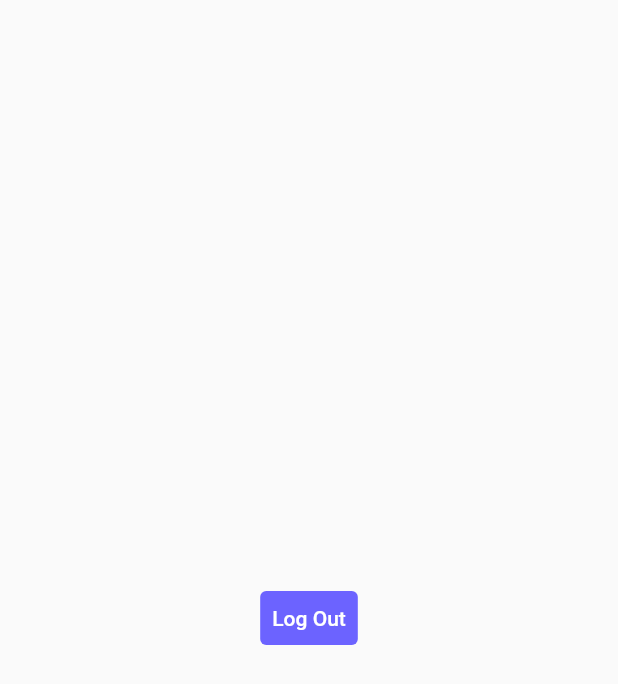
After one commit to moradiyajay/chat_app, a Flutter app: the screen it shows once a user with an empty profile is signed in, after a tap on "Log Out", on a phone screen of 412 x 824 dp. The commit adds this screen. Shown: the top 684 px of the screen. Run offline on Flutter 3.47's test engine with Material 2 defaults, Android fonts, the phone set to English and light mode, and no system bars; our stand-ins replace firebase_auth, firebase_core, flutter_svg, google_sign_in; accounts and stored records are empty.

Commit message:
added home screen and provide packge, Solve google sign in bug

```diff
--- a/lib/firebase/firebase_service.dart
+++ b/lib/firebase/firebase_service.dart
@@ -1,12 +1,14 @@
 import 'dart:async';
 
 import 'package:firebase_auth/firebase_auth.dart';
+import 'package:flutter/cupertino.dart';
 import 'package:google_sign_in/google_sign_in.dart';
 
-class FirebaseService {
+class FirebaseServiceProvider with ChangeNotifier {
   GoogleSignInAccount? _user;
 
   GoogleSignInAccount get user => _user!;
+
   final FirebaseAuth _auth = FirebaseAuth.instance;
   final GoogleSignIn _googleSignIn = GoogleSignIn();
 
@@ -24,14 +26,18 @@ class FirebaseService {
         idToken: googleSignInAuthentication.idToken,
       );
       await _auth.signInWithCredential(credential);
-    } on FirebaseAuthException catch (e) {
-      print(e.message);
-      throw e;
+      notifyListeners();
+    } on FirebaseAuthException {
+      notifyListeners();
+      rethrow;
     }
   }
 
-  Future<void> signOutFromGoogle() async {
-    await _googleSignIn.signOut();
+  Future<void> signOut() async {
+    if (await _googleSignIn.isSignedIn()) {
+      await _googleSignIn.disconnect();
+    }
     await _auth.signOut();
+    notifyListeners();
   }
 }
--- a/lib/main.dart
+++ b/lib/main.dart
@@ -1,5 +1,6 @@
 // ignore_for_file: prefer_const_constructors
 import 'package:chat_app/firebase/firebase_service.dart';
+import 'package:chat_app/screens/home_screen.dart';
 import 'package:flutter/material.dart';
 import 'package:provider/provider.dart';
 import 'package:firebase_core/firebase_core.dart';
@@ -11,7 +12,12 @@ import 'screens/register_screen.dart';
 void main() async {
   WidgetsFlutterBinding.ensureInitialized();
   await Firebase.initializeApp();
-  runApp(MyApp());
+  runApp(
+    ChangeNotifierProvider(
+      create: (_) => FirebaseServiceProvider(),
+      child: MyApp(),
+    ),
+  );
 }
 
 class MyApp extends StatelessWidget {
@@ -40,9 +46,11 @@ class MyApp extends StatelessWidget {
         ),
       ),
       routes: {
-        startScreen.routename: (ctx) => startScreen(),
-        LogInScreen.routeName: (context) => LogInScreen(),
-        RegisterScreen.routeName: (context) => RegisterScreen(),
+        '/': (ctx) => HomeScreen(),
+        // '/': (ctx) => StartScreen(),
+        StartScreen.routename: (ctx) => StartScreen(),
+        LogInScreen.routeName: (ctx) => LogInScreen(),
+        RegisterScreen.routeName: (ctx) => RegisterScreen(),
       },
     );
   }
--- /dev/null
+++ b/lib/screens/chat_room_screen.dart
@@ -0,0 +1,23 @@
+// ignore_for_file: prefer_const_constructors
+
+import 'package:chat_app/firebase/firebase_service.dart';
+import 'package:flutter/material.dart';
+import 'package:provider/provider.dart';
+
+class ChatRoomScreen extends StatelessWidget {
+  @override
+  Widget build(BuildContext context) {
+    FirebaseServiceProvider firebaseServiceProvider =
+        Provider.of<FirebaseServiceProvider>(context, listen: false);
+    return Scaffold(
+      body: Center(
+        child: TextButton(
+          child: Text('Log Out', style: TextStyle(color: Colors.white)),
+          onPressed: () async {
+            await firebaseServiceProvider.signOut();
+          },
+        ),
+      ),
+    );
+  }
+}
--- /dev/null
+++ b/lib/screens/home_screen.dart
@@ -0,0 +1,32 @@
+// ignore_for_file: prefer_const_constructors, curly_braces_in_flow_control_structures
+
+import 'package:flutter/material.dart';
+
+import 'package:chat_app/screens/chat_room_screen.dart';
+import 'package:chat_app/screens/start_screen.dart';
+import 'package:firebase_auth/firebase_auth.dart';
+
+class HomeScreen extends StatelessWidget {
+  Widget buildLoading() => Stack(
+        fit: StackFit.expand,
+        children: const [
+          Center(child: CircularProgressIndicator()),
+        ],
+      );
+  @override
+  Widget build(BuildContext context) {
+    return Scaffold(
+      body: StreamBuilder(
+        stream: FirebaseAuth.instance.authStateChanges(),
+        builder: (context, snapshot) {
+          if (snapshot.connectionState == ConnectionState.waiting)
+            return buildLoading();
+          else if (snapshot.hasData)
+            return ChatRoomScreen();
+          else
+            return StartScreen();
+        },
+      ),
+    );
+  }
+}
--- a/lib/screens/start_screen.dart
+++ b/lib/screens/start_screen.dart
@@ -7,9 +7,9 @@ import 'package:flutter/material.dart';
 
 import 'register_screen.dart';
 
-class startScreen extends StatelessWidget {
-  static String routename = '/';
-  const startScreen({Key? key}) : super(key: key);
+class StartScreen extends StatelessWidget {
+  static String routename = '/start';
+  const StartScreen({Key? key}) : super(key: key);
 
   void navigatTo(BuildContext context, Widget widget) {
     Navigator.of(context).push(
```
Also changed, not shown: lib/screens/log_in_screen.dart (+6 -3 lines), lib/screens/register_screen.dart (+14 -1 lines).
